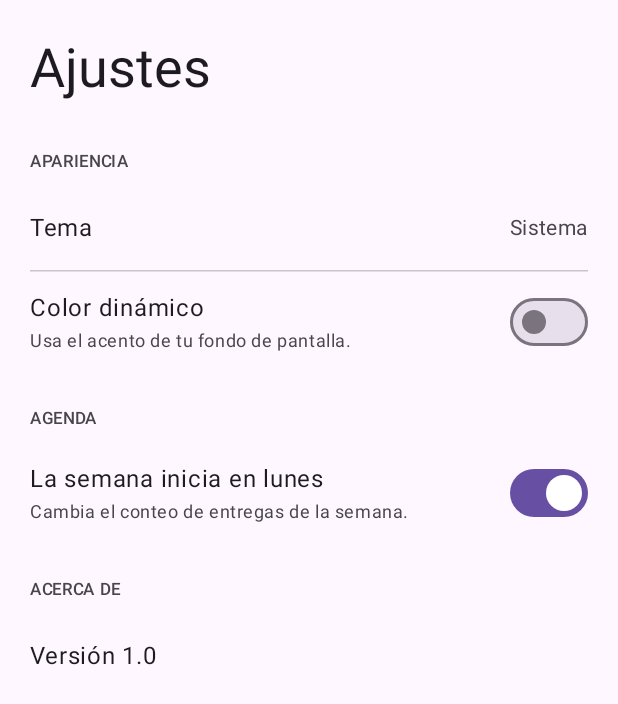
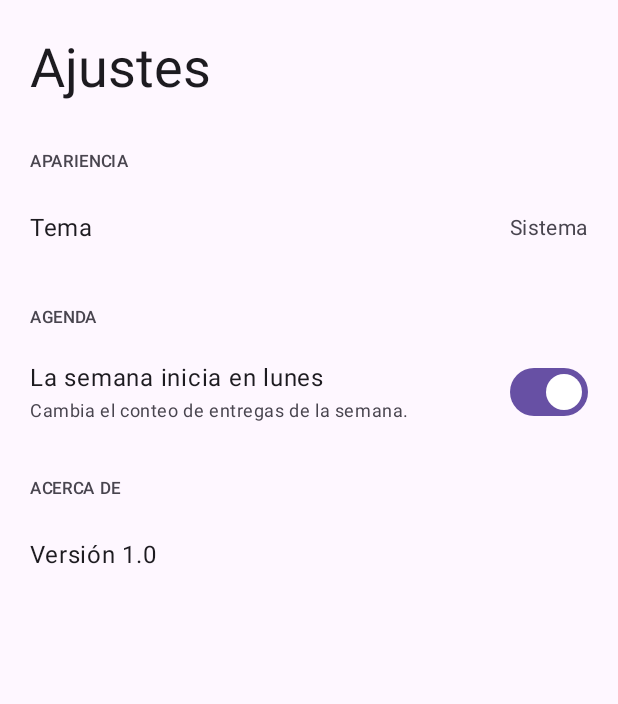
Before and after one commit to agustin-meza99/NotallyU-UNAMAD, an Android app built with Jetpack Compose: the composable SettingsScreen shown on its own in the app's theme, on a phone screen of 412 x 824 dp. Shown: the top 704 px of the screen. Run offline under Robolectric (Android 15) with nearby library versions, the phone set to English and light mode, and no system bars; 3 statements that could not run were skipped.

Commit message:
feat(ui): ajustes de espaciado

```diff
--- a/app/src/main/java/com/example/notally/MainActivity.kt
+++ b/app/src/main/java/com/example/notally/MainActivity.kt
@@ -62,10 +62,7 @@ private fun RaizAplicacion() {
         }
     }
 
-    TemaNotally(
-        darkTheme = temaOscuro,
-        dynamicColor = ajustes.usarColorDinamico,
-    ) {
+    TemaNotally(darkTheme = temaOscuro) {
         NotallyRoot()
     }
 }
--- a/app/src/main/java/com/example/notally/data/model/Ajustes.kt
+++ b/app/src/main/java/com/example/notally/data/model/Ajustes.kt
@@ -15,7 +15,6 @@ enum class ModoTema {
  */
 data class Ajustes(
     val modoTema: ModoTema = ModoTema.SISTEMA,
-    val usarColorDinamico: Boolean = false,
     val pestanaPorDefecto: String = PESTANA_HOY,
     val semanaEmpiezaLunes: Boolean = true,
     val notificacionesActivas: Boolean = true,
--- a/app/src/main/java/com/example/notally/ui/settings/SettingsScreen.kt
+++ b/app/src/main/java/com/example/notally/ui/settings/SettingsScreen.kt
@@ -1,6 +1,5 @@
 package com.example.notally.ui.settings
 
-import android.os.Build
 import androidx.compose.foundation.clickable
 import androidx.compose.foundation.layout.Box
 import androidx.compose.foundation.layout.Column
@@ -21,7 +20,6 @@ import androidx.compose.foundation.layout.windowInsetsPadding
 import androidx.compose.foundation.lazy.LazyColumn
 import androidx.compose.foundation.selection.toggleable
 import androidx.compose.material3.ExperimentalMaterial3Api
-import androidx.compose.material3.HorizontalDivider
 import androidx.compose.material3.MaterialTheme
 import androidx.compose.material3.ModalBottomSheet
 import androidx.compose.material3.Switch
@@ -70,7 +68,6 @@ fun SettingsScreen(
     val contexto = LocalContext.current
     var mostrarHojaTema by remember { mutableStateOf(false) }
 
-    val dinamicoSoportado = Build.VERSION.SDK_INT >= Build.VERSION_CODES.S
     val nombreVersion = remember(contexto) {
         runCatching {
             contexto.packageManager.getPackageInfo(contexto.packageName, 0).versionName
@@ -110,22 +107,6 @@ fun SettingsScreen(
                     etiqueta = stringResource(R.string.settings_theme),
                     valor = etiquetaTema(ajustes.modoTema),
                     alPulsar = { mostrarHojaTema = true },
-                )
-            }
-            item(key = "divider_appearance") { SeparadorFila() }
-            item(key = "dynamic_row") {
-                FilaInterruptorAjustes(
-                    etiqueta = stringResource(R.string.settings_dynamic),
-                    soporte = stringResource(
-                        if (dinamicoSoportado) {
-                            R.string.settings_dynamic_support
-                        } else {
-                            R.string.settings_dynamic_unsupported
-                        },
-                    ),
-                    marcado = ajustes.usarColorDinamico && dinamicoSoportado,
-                    activo = dinamicoSoportado,
-                    alCambiar = viewModel::cambiarColorDinamico,
                 )
             }
 
@@ -191,14 +172,6 @@ private fun EtiquetaSeccion(
         style = MaterialTheme.typography.labelSmall,
         color = MaterialTheme.colorScheme.onSurfaceVariant,
         modifier = modifier.padding(bottom = 8.dp),
-    )
-}
-
-@Composable
-private fun SeparadorFila() {
-    HorizontalDivider(
-        thickness = 1.dp,
-        color = MaterialTheme.colorScheme.outlineVariant,
     )
 }
 
--- a/app/src/main/java/com/example/notally/ui/settings/SettingsViewModel.kt
+++ b/app/src/main/java/com/example/notally/ui/settings/SettingsViewModel.kt
@@ -30,10 +30,6 @@ class SettingsViewModel(
         viewModelScope.launch { repositorio.cambiarModoTema(modo) }
     }
 
-    fun cambiarColorDinamico(activo: Boolean) {
-        viewModelScope.launch { repositorio.cambiarColorDinamico(activo) }
-    }
-
     fun cambiarSemanaEmpiezaLunes(activo: Boolean) {
         viewModelScope.launch { repositorio.cambiarSemanaEmpiezaLunes(activo) }
     }
--- a/app/src/main/java/com/example/notally/ui/subjects/SubjectsScreen.kt
+++ b/app/src/main/java/com/example/notally/ui/subjects/SubjectsScreen.kt
@@ -170,6 +170,7 @@ fun SubjectsScreen(
                             viewModel.limpiarErrorFormulario()
                             objetivoHoja = ObjetivoSubjectSheet.Nueva
                         },
+                        modifier = Modifier.padding(bottom = 16.dp),
                     )
                 }
 
@@ -275,10 +276,11 @@ private fun EncabezadoMaterias(
     mostrarConteos: Boolean,
     mostrarAgregar: Boolean,
     alAgregar: () -> Unit,
+    modifier: Modifier = Modifier,
 ) {
     val colores = MaterialTheme.colorScheme
     Row(
-        modifier = Modifier.fillMaxWidth(),
+        modifier = modifier.fillMaxWidth(),
         verticalAlignment = Alignment.Top,
     ) {
         Column(modifier = Modifier.weight(1f)) {
--- a/app/src/main/java/com/example/notally/ui/theme/Espaciado.kt
+++ b/app/src/main/java/com/example/notally/ui/theme/Espaciado.kt
@@ -19,6 +19,15 @@ object EspaciadoNotally {
     /** Padding inferior de listas con FAB. */
     val rellenoInferiorLista = 96.dp
 
+    /** Banda del FAB de Hoy: 52 dp de alto + 16 dp de margen inferior. */
+    val bandaFab = 68.dp
+
+    /**
+     * Padding inferior de una lista que comparte espacio con el FAB: base más
+     * la banda del FAB, para que la última fila nunca quede debajo (§4.1).
+     */
+    val rellenoInferiorListaConFab = rellenoInferiorLista + bandaFab
+
     /** Ancho máximo de lectura. */
     val anchoMaximoContenido = 680.dp
 }
--- a/app/src/main/java/com/example/notally/ui/today/TodayScreen.kt
+++ b/app/src/main/java/com/example/notally/ui/today/TodayScreen.kt
@@ -379,7 +379,7 @@ fun TodayScreen(
                     start = margen,
                     end = margen,
                     top = 24.dp,
-                    bottom = 96.dp,
+                    bottom = EspaciadoNotally.rellenoInferiorListaConFab,
                 ),
             ) {
                 item(key = "header") {
--- a/app/src/main/res/values/strings.xml
+++ b/app/src/main/res/values/strings.xml
@@ -196,9 +196,6 @@
     <string name="settings_system">Sistema</string>
     <string name="settings_light">Claro</string>
     <string name="settings_dark">Oscuro</string>
-    <string name="settings_dynamic">Color dinámico</string>
-    <string name="settings_dynamic_support">Usa el acento de tu fondo de pantalla.</string>
-    <string name="settings_dynamic_unsupported">Requiere Android 12 o superior.</string>
     <string name="settings_agenda">Agenda</string>
     <string name="settings_week">La semana inicia en lunes</string>
     <string name="settings_week_support">Cambia el conteo de entregas de la semana.</string>
```
Also changed, not shown: app/src/main/java/com/example/notally/data/repository/AjustesRepository.kt (+0 -7 lines), app/src/main/java/com/example/notally/ui/theme/Tema.kt (+3 -16 lines), 1 other file.
